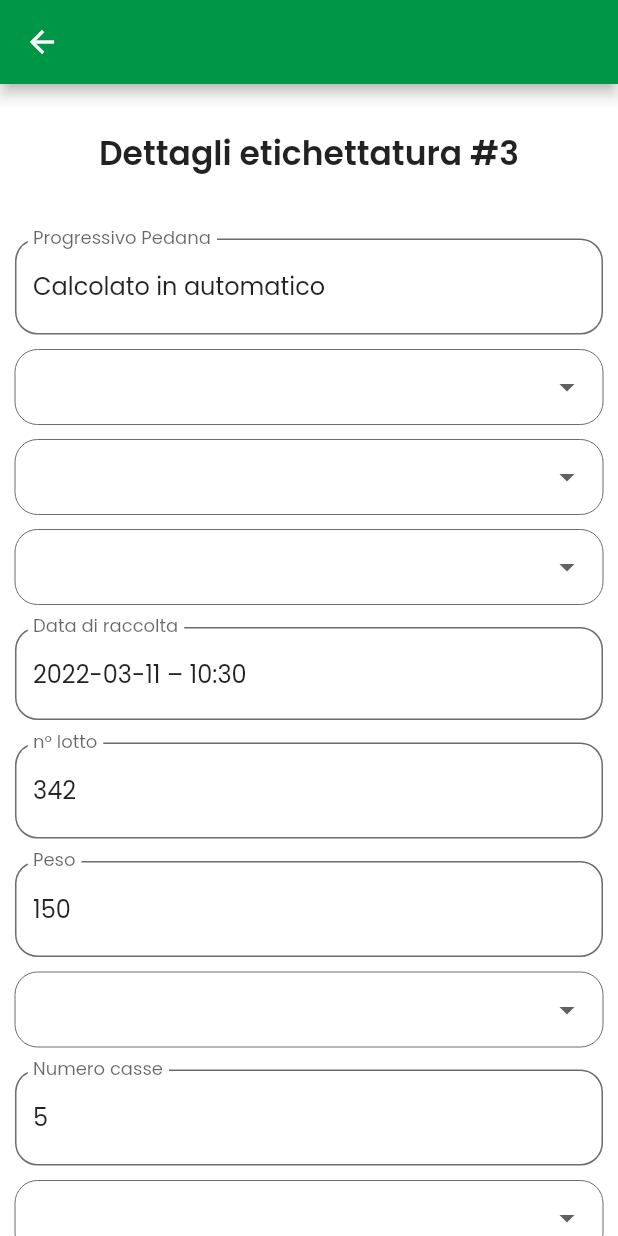
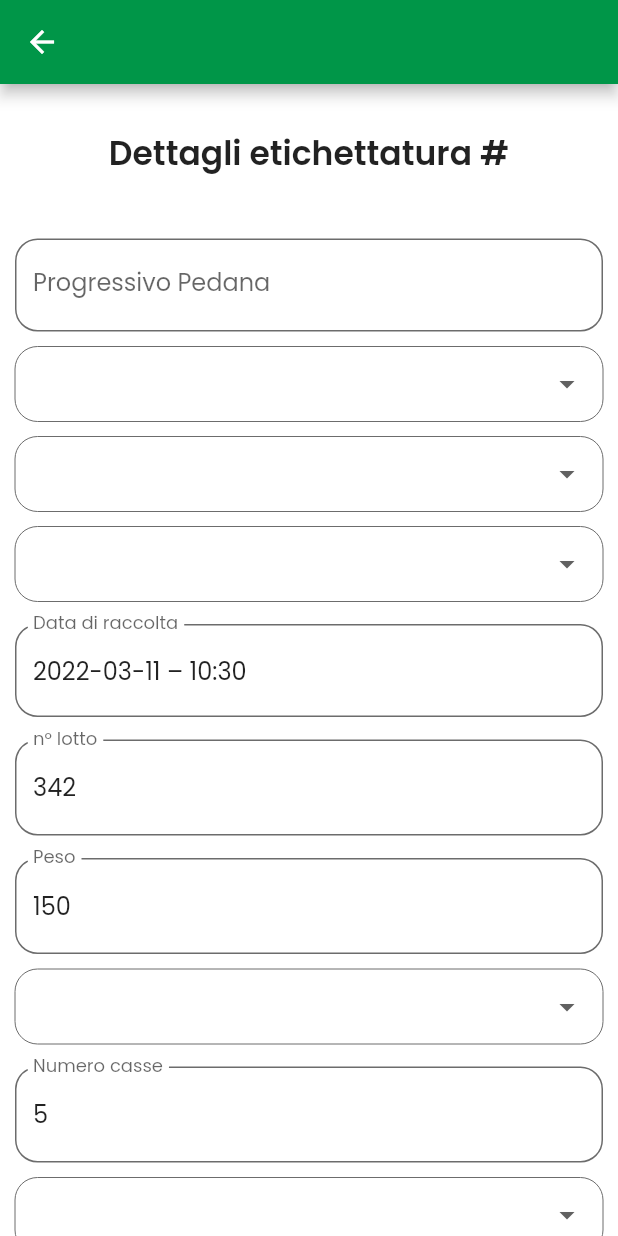
Before and after one commit to enricodido/app1, a Flutter app: the DettaglioEtichettaturaWidget screen opened by its route, on a phone screen of 412 x 824 dp. Run offline on Flutter 3.47's test engine with Material 2 defaults, Android fonts, the phone set to English and light mode, and no system bars; our stand-ins replace auto_size_text, easy_debounce, flutter_bloc, font_awesome_flutter, get_it, google_fonts and 3 more; missing offline and left inert: flutter_barcode_scanner, json_path; accounts and stored records are empty.

Commit message:
label model

```diff
--- a/lib/pages/labeling.dart
+++ b/lib/pages/labeling.dart
@@ -116,7 +116,8 @@ class _EtichettaturaWidgetState extends State<EtichettaturaWidget> {
                                   onTap: ()  {
                                      Navigator.pushNamed(
                                       context,
-                                      DettaglioEtichettaturaWidget.ROUTE_NAME
+                                      DettaglioEtichettaturaWidget.ROUTE_NAME,
+                                      arguments: DettaglioEtichettaturaWidgetArg(label: label)
                                     );
                                   },
                                   child: Card(
--- a/lib/pages/labeling_detail.dart
+++ b/lib/pages/labeling_detail.dart
@@ -6,6 +6,18 @@ import '../components/flutter_flow_widget.dart';
 
 import 'package:flutter/material.dart';
 import 'package:google_fonts/google_fonts.dart';
+
+import '../model/label.dart';
+
+
+class DettaglioEtichettaturaWidgetArg {
+  DettaglioEtichettaturaWidgetArg({
+    required this.label,
+  });
+
+  final Label? label;
+}
+
 
 class DettaglioEtichettaturaWidget extends StatefulWidget {
   static const ROUTE_NAME = '/labeling_detail';
@@ -16,20 +28,22 @@ class DettaglioEtichettaturaWidget extends StatefulWidget {
 
 class _DettaglioEtichettaturaWidgetState
     extends State<DettaglioEtichettaturaWidget> {
-  late String dropDownValue1;
-  late TextEditingController textController1;
-  late String dropDownValue2;
-  late String dropDownValue3;
-  late TextEditingController textController2;
-  late TextEditingController textController3;
-  late TextEditingController textController4;
-  late String dropDownValue4;
-  late TextEditingController textController5;
-  late String dropDownValue5;
-  late String dropDownValue6;
-  late TextEditingController textController6;
+
+  TextEditingController palletController = TextEditingController();
+  TextEditingController dateController = TextEditingController();
+  TextEditingController batchController = TextEditingController();
+  TextEditingController weightController = TextEditingController();
+  TextEditingController numberController = TextEditingController();
+  TextEditingController noteController = TextEditingController();
 
 
+  String? selectedBox;
+  String? selectedTeam;
+  String? selectedPallet;
+  String? selectedProduct;
+  String? selectedCustomer;
+
+  Label? label;
   final scaffoldKey = GlobalKey<ScaffoldState>();
 
   @override
@@ -38,12 +52,12 @@ class _DettaglioEtichettaturaWidgetState
 
     DateTime now = DateTime.now();
     String formattedDate = DateFormat('yyyy-MM-dd – kk:mm').format(now);
-    textController1 = TextEditingController(text: 'Calcolato in automatico');
-    textController2 = TextEditingController(text: formattedDate);
-    textController3 = TextEditingController(text: '342');
-    textController4 = TextEditingController(text: '150');
-    textController5 = TextEditingController(text: '5');
-    textController6 = TextEditingController(text: 'Dettaglio note.......');
+    palletController = TextEditingController(text: label?.progressive);
+    dateController = TextEditingController(text: formattedDate);
+    batchController = TextEditingController(text: '342');
+    weightController = TextEditingController(text: '150');
+    numberController = TextEditingController(text: '5');
+    noteController = TextEditingController(text: 'Dettaglio note.......');
 
   }
 
@@ -76,7 +90,7 @@ class _DettaglioEtichettaturaWidgetState
                   Padding(
                     padding: EdgeInsetsDirectional.fromSTEB(0, 30, 0, 20),
                     child: Text(
-                      'Dettagli etichettatura #3',
+                      'Dettagli etichettatura #' ,
                       style: FlutterFlowTheme.bodyText1.override(
                         fontFamily: 'Poppins',
                         fontSize: 22,
@@ -87,11 +101,11 @@ class _DettaglioEtichettaturaWidgetState
                   Padding(
                     padding: EdgeInsetsDirectional.fromSTEB(10, 20, 10, 0),
                     child: TextFormField(
-                      controller: textController1,
+                      controller: palletController,
                       obscureText: false,
                       decoration: InputDecoration(
                         labelText: 'Progressivo Pedana',
-                        hintText: 'Calcolato in automatico',
+
                         enabledBorder: OutlineInputBorder(
                           borderSide: BorderSide(
                             color: Color(0xFF6C6C6C),
@@ -187,7 +201,7 @@ class _DettaglioEtichettaturaWidgetState
                   Padding(
                     padding: EdgeInsetsDirectional.fromSTEB(10, 15, 10, 0),
                     child: TextFormField(
-                      controller: textController2,
+                      controller: dateController,
                       obscureText: false,
                       decoration: InputDecoration(
                         labelText: 'Data di raccolta',
@@ -215,7 +229,7 @@ class _DettaglioEtichettaturaWidgetState
                   Padding(
                     padding: EdgeInsetsDirectional.fromSTEB(10, 15, 10, 0),
                     child: TextFormField(
-                      controller: textController3,
+                      controller: batchController,
                       obscureText: false,
                       decoration: InputDecoration(
                         labelText: 'n° lotto',
@@ -244,7 +258,7 @@ class _DettaglioEtichettaturaWidgetState
                   Padding(
                     padding: EdgeInsetsDirectional.fromSTEB(10, 15, 10, 0),
                     child: TextFormField(
-                      controller: textController4,
+                      controller: weightController,
                       obscureText: false,
                       decoration: InputDecoration(
                         labelText: 'Peso',
@@ -298,7 +312,7 @@ class _DettaglioEtichettaturaWidgetState
                   Padding(
                     padding: EdgeInsetsDirectional.fromSTEB(10, 15, 10, 0),
                     child: TextFormField(
-                      controller: textController5,
+                      controller: numberController,
                       obscureText: false,
                       decoration: InputDecoration(
                         labelText: 'Numero casse',
@@ -375,7 +389,7 @@ class _DettaglioEtichettaturaWidgetState
                   Padding(
                     padding: EdgeInsetsDirectional.fromSTEB(10, 15, 10, 0),
                     child: TextFormField(
-                      controller: textController6,
+                      controller: noteController,
                       obscureText: false,
                       decoration: InputDecoration(
                         labelText: 'Note (facoltativo)',
```
